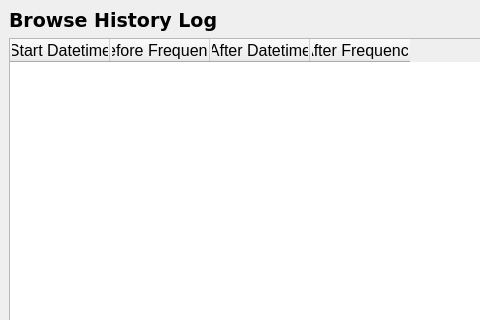
The window that computerview.ui (CATBOYCOWBOY/COMP3004A4) describes before a commit, drawn with Qt 5; both pictures show x 0 to 480 and y 0 to 320 of the 800 by 600 pixel window.
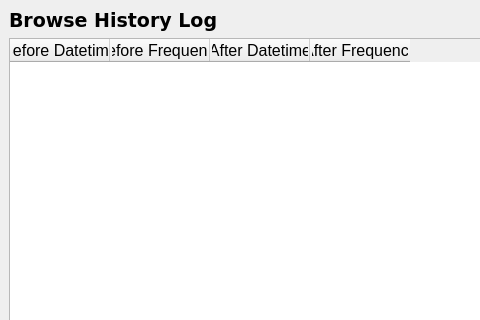
The same window after the commit.

Commit message: Minor change in computer view

```diff
--- a/computerview.ui
+++ b/computerview.ui
@@ -47,7 +47,7 @@
       </attribute>
       <column>
        <property name="text">
-        <string>Start Datetime</string>
+        <string>Before Datetime</string>
        </property>
       </column>
       <column>
```
The commit also changes 2 other files.
